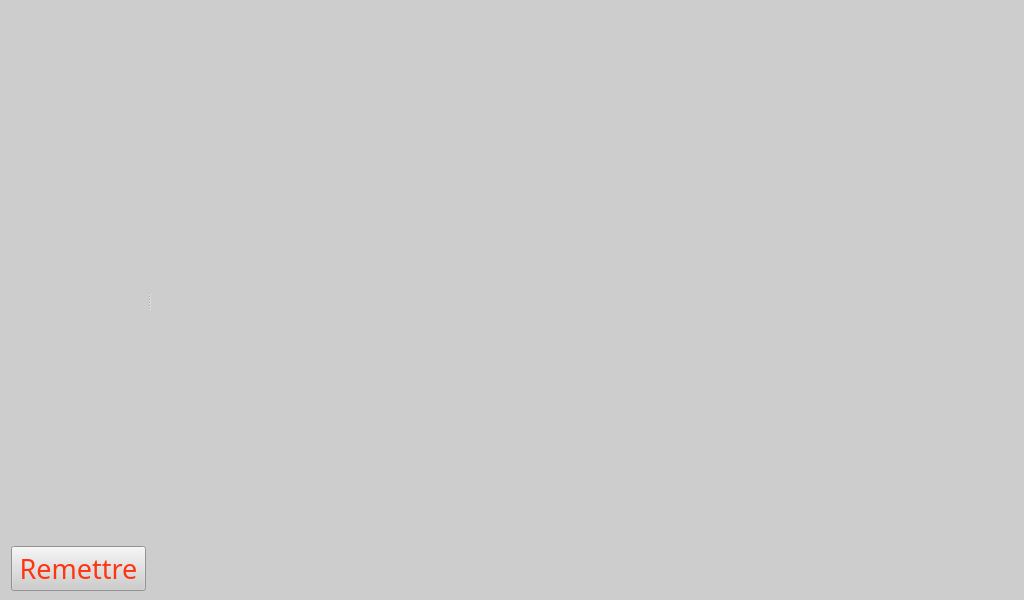
Qt form napiLCD/napilcddisplay.ui (levanhong05/NapiEmbedded) before a commit.
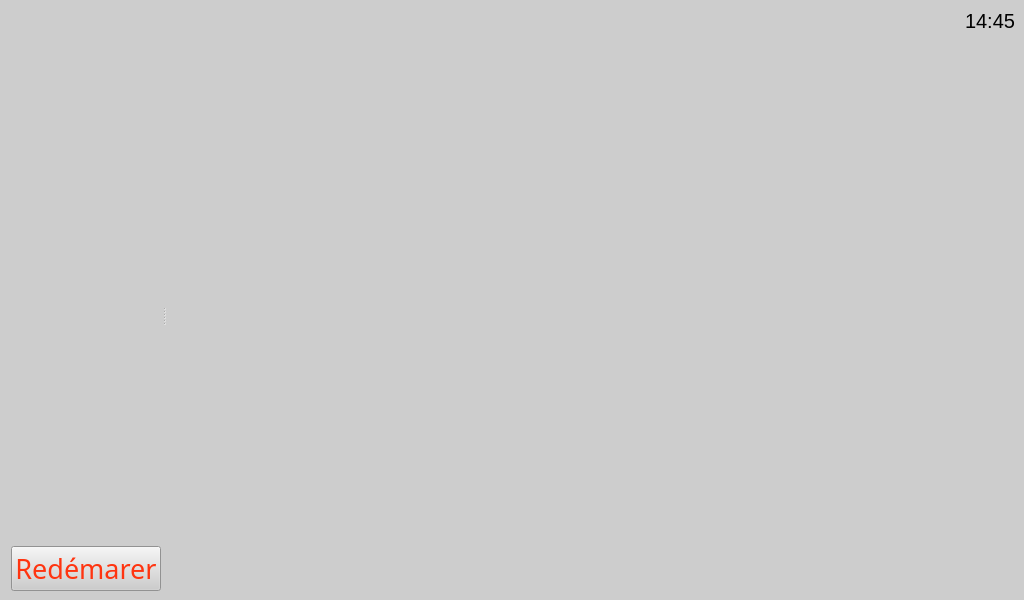
The same form after that commit. Icons and pictures are not drawn.

Diff of the .ui file:
```diff
--- a/napiLCD/napilcddisplay.ui
+++ b/napiLCD/napilcddisplay.ui
@@ -24,7 +24,7 @@
 font-size: 20pt;</string>
   </property>
   <widget class="QWidget" name="centralWidget">
-   <layout class="QHBoxLayout" name="horizontalLayout">
+   <layout class="QVBoxLayout" name="verticalLayout_4">
     <property name="topMargin">
      <number>9</number>
     </property>
@@ -34,10 +34,37 @@
     <property name="bottomMargin">
      <number>9</number>
     </property>
+    <item>
+     <layout class="QHBoxLayout" name="horizontalLayout">
+      <item>
+       <spacer name="horizontalSpacer">
+        <property name="orientation">
+         <enum>Qt::Horizontal</enum>
+        </property>
+        <property name="sizeHint" stdset="0">
+         <size>
+          <width>40</width>
+          <height>20</height>
+         </size>
+        </property>
+       </spacer>
+      </item>
+      <item>
+       <widget class="QLabel" name="lblTime">
+        <property name="styleSheet">
+         <string notr="true">font-size:15pt</string>
+        </property>
+        <property name="text">
+         <string>14:45</string>
+        </property>
+       </widget>
+      </item>
+     </layout>
+    </item>
     <item>
      <widget class="QSplitter" name="splitter">
       <property name="sizePolicy">
-       <sizepolicy hsizetype="Expanding" vsizetype="Preferred">
+       <sizepolicy hsizetype="Expanding" vsizetype="Expanding">
         <horstretch>0</horstretch>
         <verstretch>0</verstretch>
        </sizepolicy>
@@ -63,7 +90,7 @@
        </property>
        <property name="maximumSize">
         <size>
-         <width>135</width>
+         <width>150</width>
          <height>16777215</height>
         </size>
        </property>
@@ -108,8 +135,8 @@
             <rect>
              <x>0</x>
              <y>0</y>
-             <width>135</width>
-             <height>536</height>
+             <width>150</width>
+             <height>508</height>
             </rect>
            </property>
            <layout class="QVBoxLayout" name="verticalLayout_2">
@@ -131,6 +158,19 @@
             <item>
              <layout class="QVBoxLayout" name="layoutButton"/>
             </item>
+            <item>
+             <spacer name="verticalSpacer">
+              <property name="orientation">
+               <enum>Qt::Vertical</enum>
+              </property>
+              <property name="sizeHint" stdset="0">
+               <size>
+                <width>20</width>
+                <height>40</height>
+               </size>
+              </property>
+             </spacer>
+            </item>
            </layout>
           </widget>
          </widget>
@@ -158,7 +198,7 @@
              <string notr="true">font-size:20pt</string>
             </property>
             <property name="text">
-             <string>Remettre</string>
+             <string>Redémarer</string>
             </property>
            </widget>
           </item>
```
